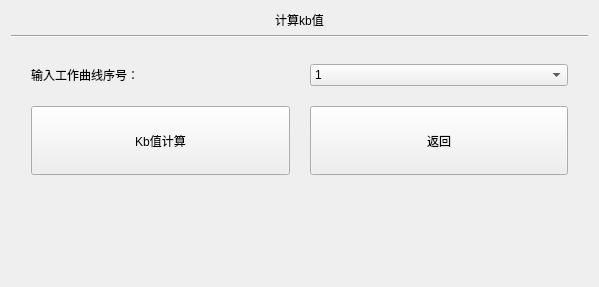
Qt form count_kb_value.ui (urielyan/kairen_ok335xs) before a commit.
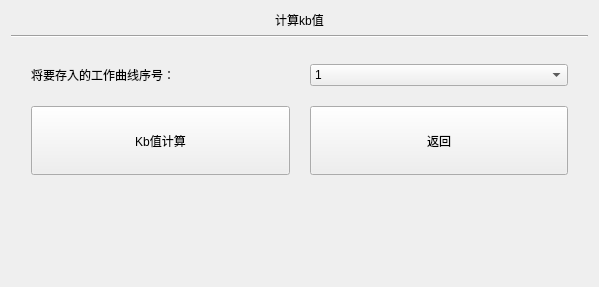
The same form after that commit. Custom widgets are drawn as their Qt base class.

What changed in the file:
```diff
--- a/count_kb_value.ui
+++ b/count_kb_value.ui
@@ -56,7 +56,7 @@
           </sizepolicy>
          </property>
          <property name="text">
-          <string>输入工作曲线序号：</string>
+          <string>将要存入的工作曲线序号：</string>
          </property>
         </widget>
        </item>
```
